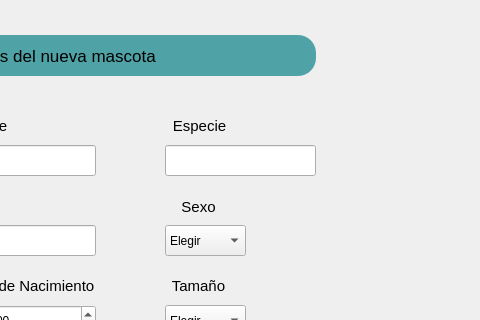
Before: the Qt Designer form VentanasUI/ventanaEditarMascota.ui in Pewiz/Hotel, drawn with Qt 5; both pictures show x 105 to 585 and y 95 to 415 of the 802 by 602 pixel window.
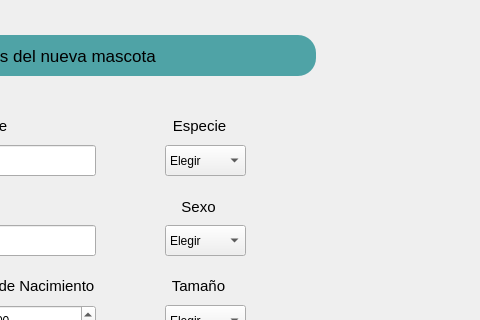
After: the same form once the commit is applied. Icons and pictures are not drawn.

```diff
--- a/VentanasUI/ventanaEditarMascota.ui
+++ b/VentanasUI/ventanaEditarMascota.ui
@@ -205,25 +205,6 @@
      <set>Qt::AlignCenter</set>
     </property>
    </widget>
-   <widget class="QLineEdit" name="inputEspecie">
-    <property name="geometry">
-     <rect>
-      <x>270</x>
-      <y>240</y>
-      <width>151</width>
-      <height>31</height>
-     </rect>
-    </property>
-    <property name="font">
-     <font>
-      <family>Arial</family>
-      <pointsize>10</pointsize>
-     </font>
-    </property>
-    <property name="text">
-     <string/>
-    </property>
-   </widget>
    <widget class="QLineEdit" name="inputRaza">
     <property name="geometry">
      <rect>
@@ -487,6 +468,41 @@
      <set>Qt::AlignCenter</set>
     </property>
    </widget>
+   <widget class="QComboBox" name="comboBoxEspecie">
+    <property name="geometry">
+     <rect>
+      <x>270</x>
+      <y>240</y>
+      <width>81</width>
+      <height>31</height>
+     </rect>
+    </property>
+    <item>
+     <property name="text">
+      <string>Elegir</string>
+     </property>
+    </item>
+    <item>
+     <property name="text">
+      <string>Perro</string>
+     </property>
+    </item>
+    <item>
+     <property name="text">
+      <string>Gato</string>
+     </property>
+    </item>
+    <item>
+     <property name="text">
+      <string>Roedor</string>
+     </property>
+    </item>
+    <item>
+     <property name="text">
+      <string>Otro</string>
+     </property>
+    </item>
+   </widget>
   </widget>
  </widget>
  <resources/>
```
